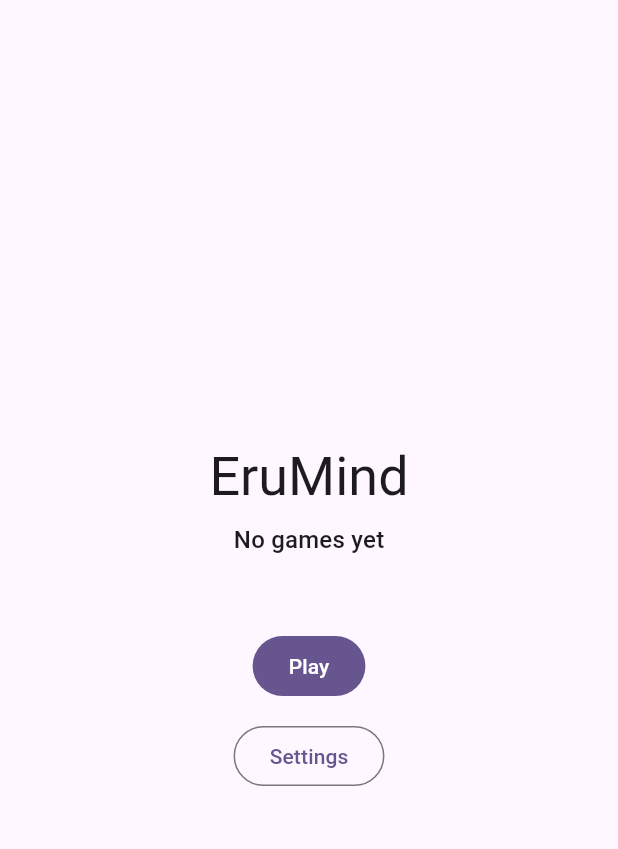
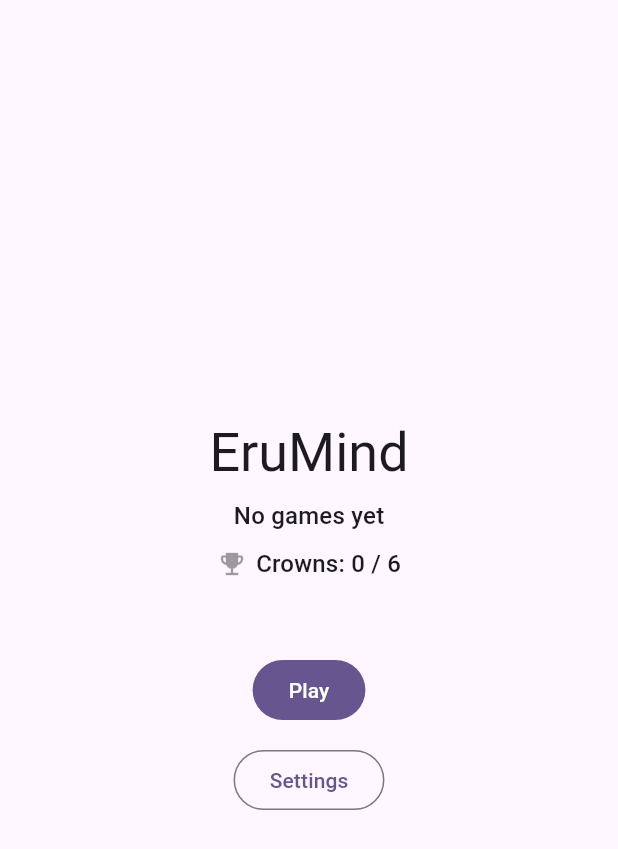
Before and after one commit to MrAtalay/erumind-mobile, a Flutter app: the screen it shows after launch, on a phone screen of 412 x 824 dp. Shown: the top 849 px of the screen. Run offline on Flutter 3.47's test engine with Material 3 defaults, Android fonts, the phone set to English and light mode, and no system bars; our stand-ins replace flutter_riverpod, freezed_annotation, go_router, hive_ce_flutter; accounts and stored records are empty.

Commit message:
Add category crowns / mastery (Phase 2)
Each correct answer grows that category's mastery (persisted per category
in StorageService); reaching the threshold (10, overridable in tests) earns
the category's crown. Crowns just earned are surfaced on the results screen,
and the menu shows overall progress ("Crowns: x / 6"). Completes Phase 2
(wheel + six categories + crowns).

- StorageService.masteryFor / incrementMastery; crownThresholdProvider.
- GameController grows mastery on a correct answer and records new crowns in
  GameState.newCrowns.
- Tests: mastery persistence and earning a crown at the threshold.

Co-Authored-By: Claude Opus 4.8 <noreply@anthropic.com>

```diff
--- /dev/null
+++ b/lib/features/mastery/logic/crowns.dart
@@ -0,0 +1,5 @@
+import 'package:flutter_riverpod/flutter_riverpod.dart';
+
+/// Correct answers needed in a single category to earn its crown. Overridable
+/// in tests so they don't have to answer ten questions.
+final crownThresholdProvider = Provider<int>((ref) => 10);
--- a/lib/features/menu/presentation/menu_screen.dart
+++ b/lib/features/menu/presentation/menu_screen.dart
@@ -2,6 +2,8 @@ import 'package:flutter/material.dart';
 import 'package:flutter_riverpod/flutter_riverpod.dart';
 import 'package:go_router/go_router.dart';
 
+import '../../../features/game/logic/game_controller.dart';
+import '../../../features/mastery/logic/crowns.dart';
 import '../../../l10n/app_localizations.dart';
 import '../../../services/storage_service.dart';
 
@@ -16,7 +18,14 @@ class MenuScreen extends ConsumerWidget {
   Widget build(BuildContext context, WidgetRef ref) {
     final theme = Theme.of(context);
     final l10n = AppLocalizations.of(context)!;
-    final bestScore = ref.watch(storageServiceProvider).bestScore;
+    final storage = ref.watch(storageServiceProvider);
+    final bestScore = storage.bestScore;
+
+    // Crowns earned so far (rebuilt on every return to the menu).
+    final threshold = ref.watch(crownThresholdProvider);
+    final categories = ref.watch(categoriesProvider).value ?? const [];
+    final crownsEarned =
+        categories.where((c) => storage.masteryFor(c.id) >= threshold).length;
 
     return Scaffold(
       body: SafeArea(
@@ -32,6 +41,22 @@ class MenuScreen extends ConsumerWidget {
                   bestScore > 0 ? l10n.bestPoints(bestScore) : l10n.menuNoGames,
                   style: theme.textTheme.titleMedium,
                 ),
+                if (categories.isNotEmpty) ...[
+                  const SizedBox(height: 8),
+                  Row(
+                    mainAxisAlignment: MainAxisAlignment.center,
+                    children: [
+                      Icon(Icons.emoji_events,
+                          size: 20,
+                          color: crownsEarned > 0
+                              ? Colors.amber.shade700
+                              : theme.disabledColor),
+                      const SizedBox(width: 6),
+                      Text(l10n.crownsProgress(crownsEarned, categories.length),
+                          style: theme.textTheme.titleMedium),
+                    ],
+                  ),
+                ],
                 const SizedBox(height: 48),
                 FilledButton(
                   onPressed: () => context.push('/game'),
--- a/lib/l10n/app_localizations.dart
+++ b/lib/l10n/app_localizations.dart
@@ -271,6 +271,18 @@ abstract class AppLocalizations {
   /// In en, this message translates to:
   /// **'Correct answers: {count}'**
   String correctAnswers(int count);
+
+  /// No description provided for @crownsProgress.
+  ///
+  /// In en, this message translates to:
+  /// **'Crowns: {earned} / {total}'**
+  String crownsProgress(int earned, int total);
+
+  /// No description provided for @newCrown.
+  ///
+  /// In en, this message translates to:
+  /// **'New crown: {category}!'**
+  String newCrown(String category);
 }
 
 class _AppLocalizationsDelegate
--- a/lib/l10n/app_tr.arb
+++ b/lib/l10n/app_tr.arb
@@ -34,5 +34,7 @@
   "riskIt": "Risk et",
   "finish": "Bitir",
   "runOver": "Yanlış — koşu bitti",
-  "correctAnswers": "Doğru cevap: {count}"
+  "correctAnswers": "Doğru cevap: {count}",
+  "crownsProgress": "Taçlar: {earned} / {total}",
+  "newCrown": "Yeni taç: {category}!"
 }
```
Also changed, not shown: lib/features/game/logic/game_controller.dart (+11 -0 lines), lib/features/game/logic/game_state.dart (+7 -0 lines), lib/features/game/presentation/game_screen.dart (+9 -0 lines), lib/l10n/app_en.arb (+8 -0 lines), lib/l10n/app_localizations_en.dart (+10 -0 lines), lib/l10n/app_localizations_tr.dart (+10 -0 lines), lib/services/storage_service.dart (+13 -0 lines), 2 other files.
